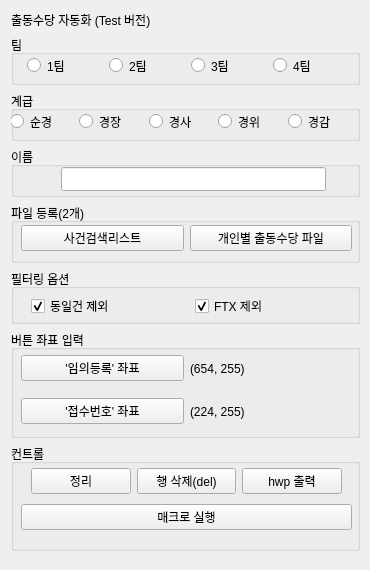
polnet13/kimAI, file rsc/ui/singo.ui: the form before one commit.
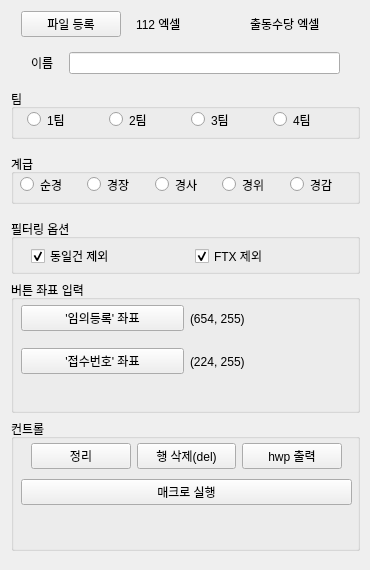
The form after the commit.

Diff of the .ui file:
```diff
--- a/rsc/ui/singo.ui
+++ b/rsc/ui/singo.ui
@@ -49,21 +49,61 @@
     </property>
     <item>
      <layout class="QVBoxLayout" name="verticalLayout_10">
+      <property name="spacing">
+       <number>15</number>
+      </property>
       <item>
-       <layout class="QHBoxLayout" name="horizontalLayout_tag">
+       <layout class="QHBoxLayout" name="horizontalLayout_tag"/>
+      </item>
+      <item>
+       <layout class="QHBoxLayout" name="horizontalLayout_files">
+        <property name="leftMargin">
+         <number>10</number>
+        </property>
+        <property name="rightMargin">
+         <number>10</number>
+        </property>
+        <item>
+         <widget class="QPushButton" name="btn_files">
+          <property name="text">
+           <string>파일 등록</string>
+          </property>
+         </widget>
+        </item>
+        <item>
+         <widget class="QLabel" name="label_112">
+          <property name="text">
+           <string>112 엑셀</string>
+          </property>
+         </widget>
+        </item>
+        <item>
+         <widget class="QLabel" name="label_enrol">
+          <property name="text">
+           <string>출동수당 엑셀</string>
+          </property>
+         </widget>
+        </item>
+       </layout>
+      </item>
+      <item>
+       <layout class="QHBoxLayout" name="horizontalLayout_name">
+        <property name="leftMargin">
+         <number>20</number>
+        </property>
+        <property name="rightMargin">
+         <number>20</number>
+        </property>
         <item>
          <widget class="QLabel" name="label">
-          <property name="sizePolicy">
-           <sizepolicy hsizetype="Preferred" vsizetype="Fixed">
-            <horstretch>0</horstretch>
-            <verstretch>0</verstretch>
-           </sizepolicy>
-          </property>
           <property name="text">
-           <string>출동수당 자동화 (Test 버전)</string>
+           <string>이름</string>
           </property>
          </widget>
         </item>
+        <item>
+         <widget class="QLineEdit" name="lineEdit"/>
+        </item>
        </layout>
       </item>
       <item>
@@ -188,6 +228,9 @@
           </rect>
          </property>
          <layout class="QHBoxLayout" name="horizontalLayout_2">
+          <property name="leftMargin">
+           <number>10</number>
+          </property>
           <item>
            <widget class="QRadioButton" name="ra_rank_1">
             <property name="text">
@@ -227,68 +270,6 @@
         </widget>
        </widget>
       </item>
-      <item>
-       <widget class="QGroupBox" name="groupBox">
-        <property name="minimumSize">
-         <size>
-          <width>0</width>
-          <height>50</height>
-         </size>
-        </property>
-        <property name="title">
-         <string>이름</string>
-        </property>
-        <widget class="QLineEdit" name="lineEdit">
-         <property name="geometry">
-          <rect>
-           <x>50</x>
-           <y>20</y>
-           <width>265</width>
-           <height>24</height>
-          </rect>
-         </property>
-        </widget>
-       </widget>
-      </item>
-      <item>
-       <widget class="QGroupBox" name="groupBox_files">
-        <property name="minimumSize">
-         <size>
-          <width>0</width>
-          <height>60</height>
-         </size>
-        </property>
-        <property name="title">
-         <string>파일 등록(2개)</string>
-        </property>
-        <widget class="QWidget" name="layoutWidget">
-         <property name="geometry">
-          <rect>
-           <x>10</x>
-           <y>20</y>
-           <width>331</width>
-           <height>30</height>
-          </rect>
-         </property>
-         <layout class="QHBoxLayout" name="horizontalLayout_file">
-          <item>
-           <widget class="QPushButton" name="btn_sagun">
-            <property name="text">
-             <string>사건검색리스트</string>
-            </property>
-           </widget>
-          </item>
-          <item>
-           <widget class="QPushButton" name="btn_individual">
-            <property name="text">
-             <string>개인별 출동수당 파일</string>
-            </property>
-           </widget>
-          </item>
-         </layout>
-        </widget>
-       </widget>
-      </item>
       <item>
        <widget class="QGroupBox" name="groupBox_2">
         <property name="minimumSize">
```
